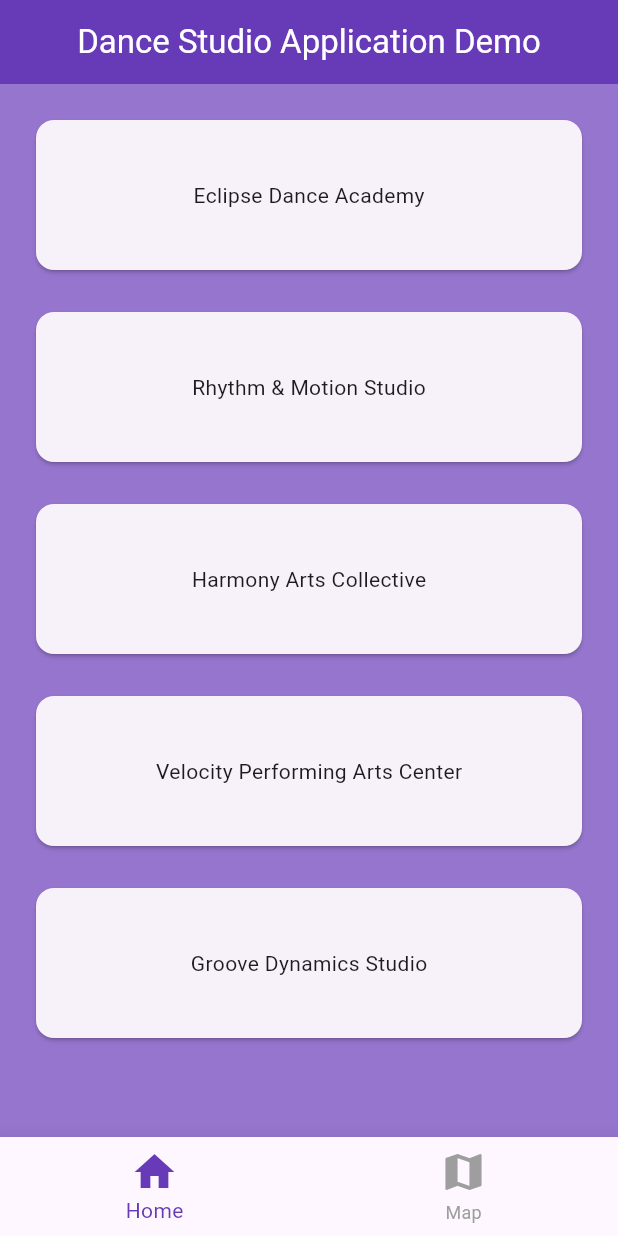
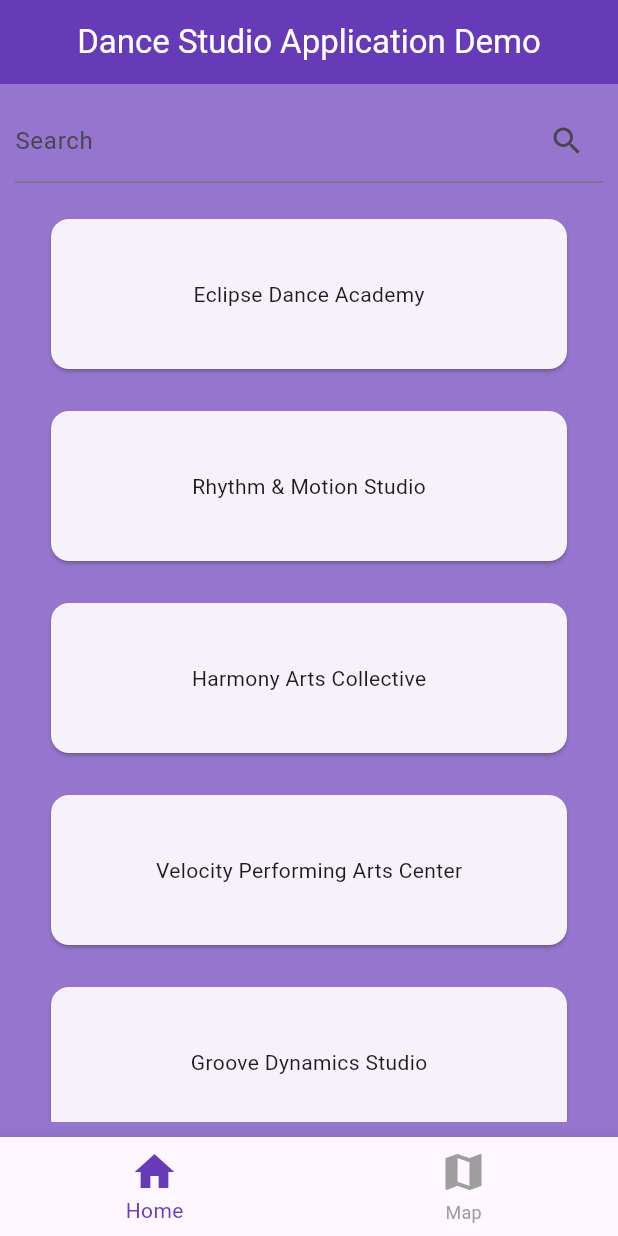
Before and after one commit to eclausse/mimiq_dance_app, a Flutter app: the screen it shows after launch, on a phone screen of 412 x 824 dp. Run offline on Flutter 3.47's test engine with Material 3 defaults, Android fonts, the phone set to English and light mode, and no system bars; our stand-ins replace google_maps_flutter.

Commit message:
Add search studio feature
Signed-off-by: Xess1407 <clausseeva@cy-tech.fr>

```diff
--- a/lib/views/home_view.dart
+++ b/lib/views/home_view.dart
@@ -3,20 +3,47 @@ import 'package:mimiq_dance/models/studio_info_model.dart';
 import 'package:mimiq_dance/views/map_view.dart';
 import 'package:mimiq_dance/widgets/studio_info.dart';
 
-class HomeView extends StatelessWidget {
-  HomeView({super.key});
+class HomeView extends StatefulWidget {
+  const HomeView({super.key});
 
-  List<StudioInfoModel> studios = [];
+  @override
+  State<HomeView> createState() => _HomeViewState();
+}
 
-  void _getStudioInfo() {
-    studios = StudioInfoModel.getStudiosInfo();
+class _HomeViewState extends State<HomeView> {
+  List<StudioInfoModel> _allStudios = [];
+  List<StudioInfoModel> _foundStudios = [];
+  String searchQuery = '';
+
+  @override
+  void initState() {
+    _allStudios = StudioInfoModel.getStudiosInfo();
+    _foundStudios = List.from(_allStudios);
+    super.initState();
+  }
+
+  void _updateSearchQuery(String enteredKeyword) {
+    setState(() {
+      searchQuery = enteredKeyword;
+    });
+    _runFilter();
+  }
+
+  void _runFilter() {
+    List<StudioInfoModel> result = [];
+
+    result = _allStudios
+                .where((element) =>
+                  element.name.toLowerCase().contains(searchQuery.toLowerCase()),)
+                .toList();
+
+    setState(() {
+      _foundStudios = result;
+    });
   }
 
   @override
   Widget build(BuildContext context) {
-    // Get the list of studios
-    _getStudioInfo();
-
     return Scaffold(
       backgroundColor: Colors.deepPurple.shade300,
       appBar: AppBar(
@@ -26,11 +53,25 @@ class HomeView extends StatelessWidget {
         backgroundColor: Colors.deepPurple,
         foregroundColor: Colors.white,
       ),
-      body: ListView.builder(
-        itemCount: studios.length,
-        itemBuilder: (context, index) {
-          return StudioInfo(studioModel: studios[index]);
-        }
+      body: Padding(
+        padding: const EdgeInsets.all(10.0),
+        child: Column(
+          children: [
+            TextField(
+              onChanged: (value) => _updateSearchQuery(value),
+              decoration: const InputDecoration(
+                labelText: "Search",
+                suffixIcon: Icon(Icons.search),
+              ),
+            ),
+            Expanded(
+              child: ListView.builder(
+                itemCount: _foundStudios.length,
+                itemBuilder: (context, index) {
+                  return StudioInfo(studioModel: _foundStudios[index]);
+                })
+            )
+          ]),
       ),
     );
   }
```
